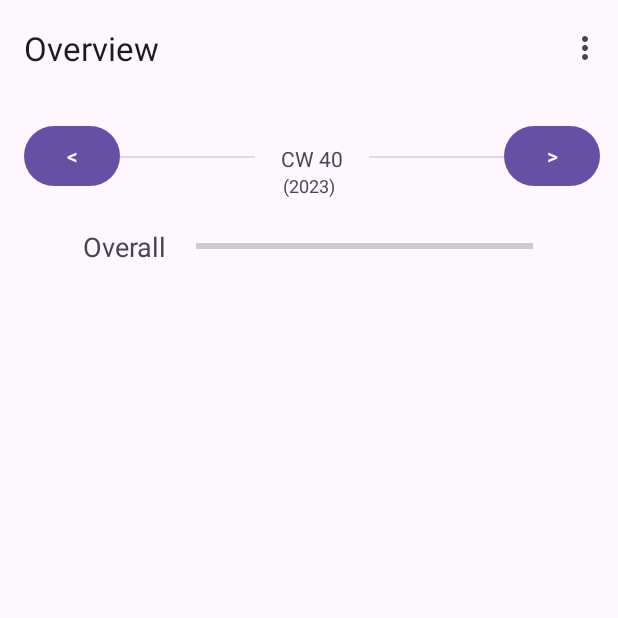
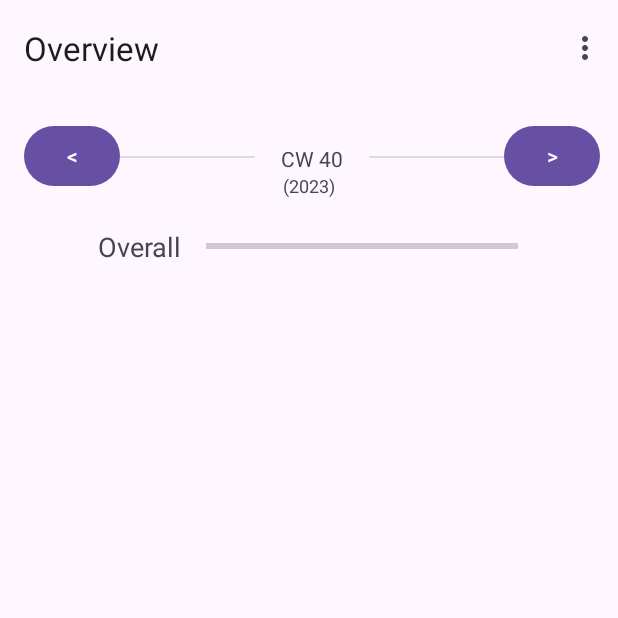
Before and after one commit to S1n93r/BodyGoals, an Android app: the screen it shows after launch (MainActivity), on a phone screen of 412 x 824 dp, the top half of it. Run offline under Robolectric (Android 15) with nearby library versions, the phone set to English and light mode, and no system bars; our stand-ins replace Room's generated code, navigation-ui; libraries missing offline, so code that uses them is left out: java8.util.

Commit message:
adjusted width of overall progress bar and label

```diff
--- a/app/src/main/res/layout/fragment_overview.xml
+++ b/app/src/main/res/layout/fragment_overview.xml
@@ -69,7 +69,7 @@
 
     <LinearLayout
         android:id="@+id/overallBox"
-        android:layout_width="300dp"
+        android:layout_width="280dp"
         android:layout_height="wrap_content"
         android:layout_marginTop="88dp"
         android:orientation="horizontal"
@@ -80,7 +80,7 @@
 
         <TextView
             android:id="@+id/overallText"
-            android:layout_width="75dp"
+            android:layout_width="72dp"
             android:layout_height="wrap_content"
             android:text="@string/overall"
             android:textSize="18sp" />
```
